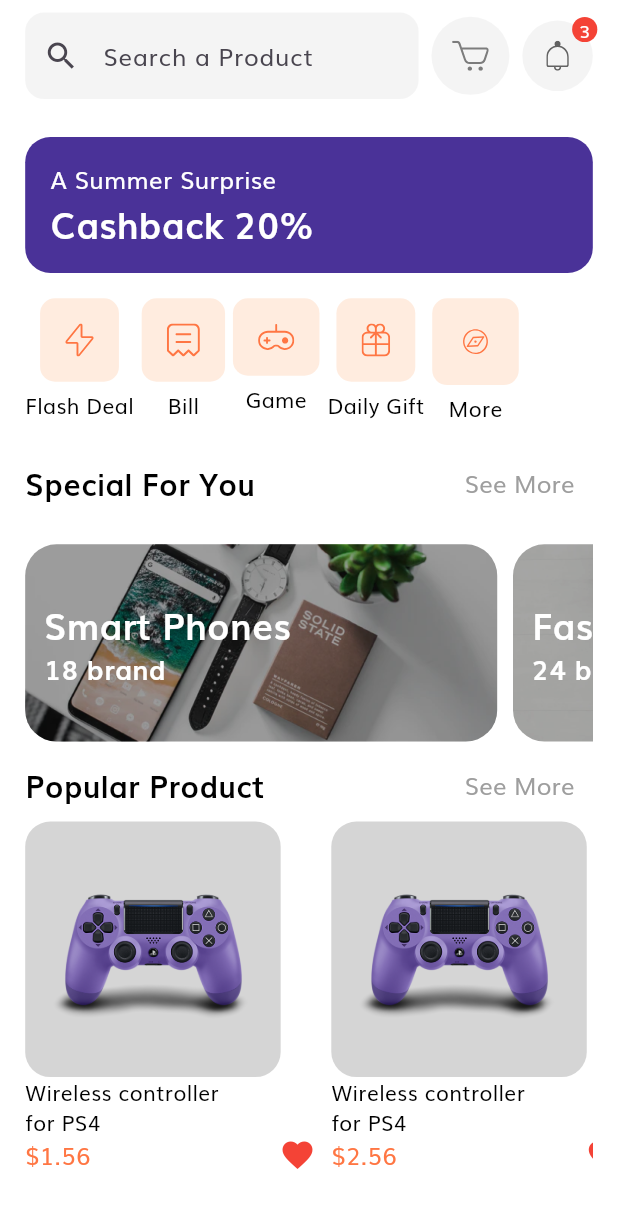
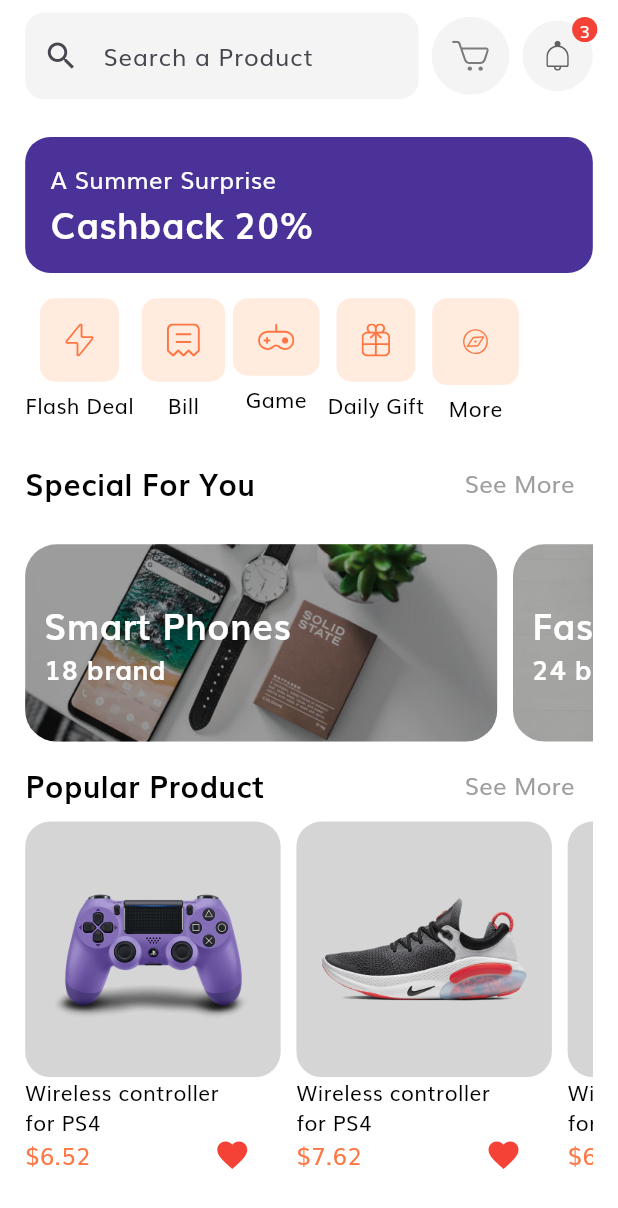
Before and after one commit to KhaledElalfy1/E-commerce, a Flutter app: the HomeScreen screen opened directly, on a phone screen of 412 x 824 dp. Shown: the top 1208 px of the screen. Run offline on Flutter 3.47's test engine with Material 3 defaults, Android fonts, the phone set to English and light mode, and no system bars; our stand-ins replace flutter_bloc, flutter_screenutil, flutter_svg, gap.

Commit message:
add product model

```diff
--- /dev/null
+++ b/lib/core/helper/produsts_data.dart
@@ -0,0 +1,18 @@
+import 'package:ecommerce/core/model/product_model.dart';
+
+class ProductsData {
+  static List<ProductModel> products = [
+    ProductModel(
+        imagePath: 'assets/images/ps4_console_blue_1.png', price: 6.52),
+    ProductModel(imagePath: 'assets/images/shoes2.png', price: 7.62),
+    ProductModel(imagePath: 'assets/images/tshirt.png', price: 6.52),
+    ProductModel(imagePath: 'assets/images/product 1 image.png', price: 6.52),
+    ProductModel(imagePath: 'assets/images/product 1 image.png', price: 6.52),
+    ProductModel(
+        imagePath: 'assets/images/ps4_console_blue_1.png', price: 6.52),
+    ProductModel(imagePath: 'assets/images/shoes2.png', price: 7.62),
+    ProductModel(imagePath: 'assets/images/tshirt.png', price: 6.52),
+    ProductModel(imagePath: 'assets/images/product 1 image.png', price: 6.52),
+    ProductModel(imagePath: 'assets/images/product 1 image.png', price: 6.52),
+  ];
+}
--- /dev/null
+++ b/lib/core/model/product_model.dart
@@ -0,0 +1,9 @@
+class ProductModel {
+  final String imagePath;
+  final num price;
+
+  ProductModel({
+    required this.imagePath,
+    required this.price,
+  });
+}
--- a/lib/core/routs/app_router.dart
+++ b/lib/core/routs/app_router.dart
@@ -10,6 +10,7 @@ import 'package:ecommerce/features/no_routing/no_route.dart';
 import 'package:ecommerce/features/onboarding/presentation/cubit/indicator/indicator_cubit.dart';
 import 'package:ecommerce/features/onboarding/presentation/view/onboarding.dart';
 import 'package:ecommerce/features/otp/presentation/view/otp.dart';
+import 'package:ecommerce/features/product_details/presentation/view/detail_screen.dart';
 import 'package:ecommerce/features/sign_up/presentation/controller/sign_up_cubit/sign_up_cubit.dart';
 import 'package:ecommerce/features/sign_up/presentation/view/sign_up.dart';
 import 'package:ecommerce/features/successful_login/presentation/view/successful_login.dart';
@@ -30,9 +31,9 @@ class AppRouter {
 
       case Routing.forgetPassword:
         return MaterialPageRoute(
-          builder: (_) =>  BlocProvider(
+          builder: (_) => BlocProvider(
             create: (context) => ForgetPasswordCubit(),
-            child:const ForgetPassword(),
+            child: const ForgetPassword(),
           ),
         );
       case Routing.completeProfile:
@@ -48,9 +49,12 @@ class AppRouter {
         );
       case Routing.homeScreen:
         return MaterialPageRoute(
-          builder: (_) =>const HomeScreen(),
+          builder: (_) => const HomeScreen(),
         );
-
+      case Routing.detailsScreen:
+        return MaterialPageRoute(
+          builder: (_) => const DetailsScreen(),
+        );
       case Routing.login:
         return MaterialPageRoute(
           builder: (_) => BlocProvider(
--- a/lib/core/routs/routing.dart
+++ b/lib/core/routs/routing.dart
@@ -9,4 +9,5 @@ class Routing {
   static const String successfulLogin = '/successfulLogin';
   static const String otp = '/otp';
   static const String homeScreen = '/homeScreen';
+  static const String detailsScreen = '/detailsScreen';
 }
--- a/lib/features/home/presentation/view/widgets/product_section.dart
+++ b/lib/features/home/presentation/view/widgets/product_section.dart
@@ -1,3 +1,4 @@
+import 'package:ecommerce/core/helper/produsts_data.dart';
 import 'package:ecommerce/features/home/presentation/view/widgets/products_item.dart';
 import 'package:flutter/material.dart';
 import 'package:flutter_screenutil/flutter_screenutil.dart';
@@ -13,11 +14,10 @@ class ProductSection extends StatelessWidget {
       child: ListView.separated(
         scrollDirection: Axis.horizontal,
         physics: const BouncingScrollPhysics(),
-        itemCount: 5,
+        itemCount: ProductsData.products.length,
         itemBuilder: (context, index) {
           return ProductItem(
-            imagePath: 'assets/images/ps4_console_blue_1.png',
-            price: index,
+            productModel: ProductsData.products[index],
           );
         },
         separatorBuilder: (context, index) => Gap(10.w),
--- a/lib/features/home/presentation/view/widgets/products_item.dart
+++ b/lib/features/home/presentation/view/widgets/products_item.dart
@@ -1,21 +1,22 @@
+import 'package:ecommerce/core/helper/extentions.dart';
+import 'package:ecommerce/core/model/product_model.dart';
+import 'package:ecommerce/core/routs/routing.dart';
 import 'package:ecommerce/core/utils/constants.dart';
 import 'package:ecommerce/core/utils/fonts.dart';
 import 'package:flutter/material.dart';
 import 'package:flutter_screenutil/flutter_screenutil.dart';
-import 'package:gap/gap.dart';
 
 class ProductItem extends StatelessWidget {
   const ProductItem({
-    super.key,
-    required this.imagePath,
-    required this.price,
+    super.key, required this.productModel,
   });
-  final String imagePath;
-  final int price;
+  final ProductModel productModel;
   @override
   Widget build(BuildContext context) {
     return GestureDetector(
-      onTap: () {},
+      onTap: () {
+        context.pushNamed(Routing.detailsScreen);
+      },
       child: Column(
         crossAxisAlignment: CrossAxisAlignment.start,
         children: [
@@ -26,26 +27,29 @@ class ProductItem extends StatelessWidget {
               borderRadius: BorderRadius.circular(16.r),
             ),
             child: Image.asset(
-              imagePath,
+              productModel.imagePath,
               height: 130.h,
             ),
           ),
           const Text(
             'Wireless controller\nfor PS4',
           ),
-          Row(
+          SizedBox(
+            width: 150,
+            child: Row(
               // mainAxisAlignment: MainAxisAlignment.spaceBetween,
               children: [
                 Text(
-                '\$${price + 1}.56',
+                  '\$${productModel.price}',
                   style: AppFonts.normal16White.copyWith(color: kPrimaryColor),
                 ),
-              Gap(120.w),
+               const Spacer(),
                 const Icon(
                   Icons.favorite,
                   color: Colors.red,
                 )
               ],
+            ),
           )
         ],
       ),
--- /dev/null
+++ b/lib/features/product_details/presentation/view/detail_screen.dart
@@ -0,0 +1,9 @@
+import 'package:flutter/material.dart';
+
+class DetailsScreen extends StatelessWidget {
+  const DetailsScreen({super.key});
+  @override
+  Widget build(BuildContext context) {
+    return const Scaffold();
+  }
+}
```
Lines whose indentation alone changed are shown as unchanged.
